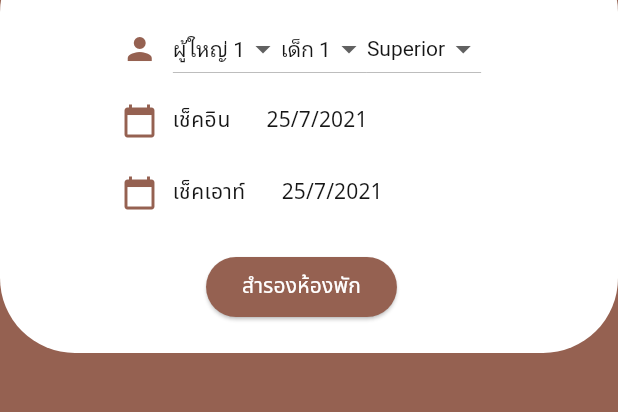
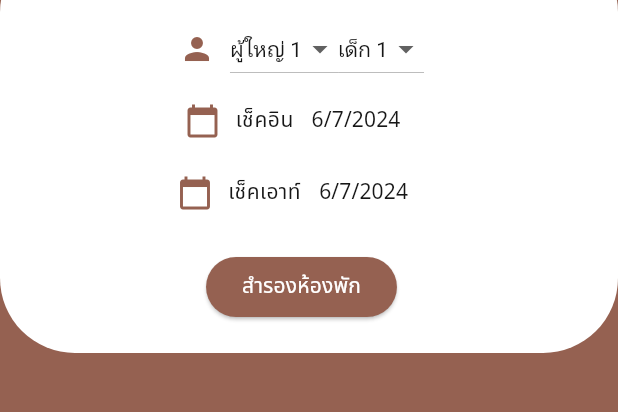
Before and after one commit to tutavstuta/Immhotel-app-main, a Flutter app: the BookingPage screen opened directly, after a tap on "สำรองห้องพัก", on a phone screen of 412 x 824 dp, the part 484-896 px from its top. Run offline on Flutter 3.47's test engine with Material 3 defaults, Android fonts, the phone set to English and light mode, and no system bars; our stand-ins replace carousel_slider, flutter_secure_storage; missing offline and left inert: dart:ffi; accounts and stored records are empty.

Commit message:
modified:   lib/constants/server.dart 	modified:   lib/screen/booking.dart 	modified:   lib/screen/login.dart 	modified:   lib/widgets/appbar.dart 	modified:   lib/widgets/datepicker.dart

```diff
--- a/lib/constants/server.dart
+++ b/lib/constants/server.dart
@@ -1,4 +1,4 @@
 class ServerConstant {
-  static String server = 'http://192.168.1.7:3000/imm_hotel';
-  static String imagehost = 'http://192.168.1.7:3000';
+  static String server = 'http://192.168.249.118:3000/imm_hotel';
+  static String imagehost = 'http://192.168.249.118:3000';
 }
--- a/lib/screen/booking.dart
+++ b/lib/screen/booking.dart
@@ -1,8 +1,5 @@
-import 'dart:ui';
-
-import 'package:flutter/cupertino.dart';
+import 'package:flutter/foundation.dart';
 import 'package:flutter/material.dart';
-import 'package:flutter/widgets.dart';
 import "package:imm_hotel_app/constants/theme.dart";
 import "package:imm_hotel_app/widgets/datepicker.dart";
 
@@ -18,17 +15,16 @@ class BookingPage extends StatefulWidget {
 class _BookingPageState extends State<BookingPage> {
   late String selectedValue1;
   late String selectedValue2;
-  late String selectedValue3;
-  late String selectedValue4;
+  late DateTime dateCheckin;
+  late DateTime dateCheckout;
 
   @override
   void initState() {
     super.initState();
-    // Initialize selectedValue here (e.g., fetch from an API or set a default)
     selectedValue1 = 'ผู้ใหญ่ 1'; // initialization
     selectedValue2 = 'เด็ก 1'; // initialization
-    selectedValue3 = 'Superior'; // initialization
-    selectedValue4 = 'ผู้ใหญ่ 1'; // initialization
+    dateCheckin = DateTime.now(); // initialization
+    dateCheckout = DateTime.now().add(const Duration(days: 1)); // initialization
   }
 
   @override
@@ -56,7 +52,8 @@ class _BookingPageState extends State<BookingPage> {
             padding: const EdgeInsets.fromLTRB(0, 50, 10, 20),
             decoration: const BoxDecoration(
               color: MaterialColors.primary,
-                    borderRadius: BorderRadius.all(Radius.circular(50))),
+              borderRadius: BorderRadius.all(Radius.circular(50)),
+            ),
             child: Column(
               children: [
                 Row(
@@ -64,17 +61,13 @@ class _BookingPageState extends State<BookingPage> {
                   children: [
                     const Icon(
                       Icons.person, // Use the heart icon
-                          color: MaterialColors
-                              .primaryBackgroundColor, // Set the color
+                      color: MaterialColors.primaryBackgroundColor, // Set the color
                       size: 24.0, // Set the size
                     ),
-                        const SizedBox(
-                          width: 10,
-                        ),
+                    const SizedBox(width: 10),
                     DropdownButton<String>(
                       value: selectedValue1,
-                          style:
-                              const TextStyle(color: MaterialColors.secondary),
+                      style: const TextStyle(color: MaterialColors.secondary),
                       dropdownColor: MaterialColors.onSurface,
                       onChanged: (newValue) {
                         setState(() {
@@ -93,8 +86,7 @@ class _BookingPageState extends State<BookingPage> {
                     ),
                     DropdownButton<String>(
                       value: selectedValue2,
-                          style:
-                              const TextStyle(color: MaterialColors.secondary),
+                      style: const TextStyle(color: MaterialColors.secondary),
                       dropdownColor: MaterialColors.onSurface,
                       onChanged: (newValue) {
                         setState(() {
@@ -111,71 +103,54 @@ class _BookingPageState extends State<BookingPage> {
                         );
                       }).toList(),
                     ),
-                        DropdownButton<String>(
-                          hint: const Text("ห้อง",
-                              style:
-                                  TextStyle(color: MaterialColors.secondary)),
-                          value: selectedValue3,
-                          style:
-                              const TextStyle(color: MaterialColors.secondary),
-                          dropdownColor: MaterialColors.onSurface,
-                          onChanged: (newValue) {
-                            setState(() {
-                              selectedValue3 = newValue!;
-                            });
-                          },
-                          items: <String>['Superior', 'Delux', 'Twin']
-                              .map((String value) {
-                            return DropdownMenuItem<String>(
-                              value: value,
-                              child: Text(value),
-                            );
-                          }).toList(),
-                        ),
                   ],
                 ),
-                    const Center(
+                Center(
                   child: SizedBox(
-                        width: 240,
+                    width: 200,
                     child: Column(
                       children: [
                         Row(
-                              mainAxisAlignment: MainAxisAlignment.start,
+                          mainAxisAlignment: MainAxisAlignment.center,
                           crossAxisAlignment: CrossAxisAlignment.center,
                           children: [
-                                Icon(Icons.calendar_today,
-                                    color:
-                                        MaterialColors.primaryBackgroundColor,
+                            const Icon(Icons.calendar_today,
+                                color: MaterialColors.primaryBackgroundColor,
                                 size: 24.0),
-                                SizedBox(
-                                  width: 10,
-                                ),
-                                Text("เช็คอิน",
+                            const SizedBox(width: 10),
+                            const Text("เช็คอิน",
                                 textAlign: TextAlign.end,
                                 style: TextStyle(
                                     color: MaterialColors.secondary)),
                             DatePicker(
-                                  restorationId: 'main',
+                              restorationId: 'checkin',
+                              onSelected: (newDate) {
+                                setState(() {
+                                  dateCheckin = newDate;
+                                });
+                              },
                             ),
                           ],
                         ),
                         Row(
-                              mainAxisAlignment: MainAxisAlignment.start,
+                          mainAxisAlignment: MainAxisAlignment.center,
                           crossAxisAlignment: CrossAxisAlignment.center,
                           children: [
-                                Icon(Icons.calendar_today,
-                                    color:
-                                        MaterialColors.primaryBackgroundColor,
+                            const Icon(Icons.calendar_today,
+                                color: MaterialColors.primaryBackgroundColor,
                                 size: 24.0),
-                                SizedBox(
-                                  width: 10,
-                                ),
-                                Text("เช็คเอาท์",
+                            const SizedBox(width: 10),
+                            const Text("เช็คเอาท์",
                                 textAlign: TextAlign.end,
                                 style: TextStyle(
                                     color: MaterialColors.secondary)),
                             DatePicker(
-                                  restorationId: 'main',
+                              restorationId: 'checkout',
+                              onSelected: (newDate) {
+                                setState(() {
+                                  dateCheckout = newDate;
+                                });
+                              },
                             ),
                           ],
                         ),
@@ -183,12 +158,17 @@ class _BookingPageState extends State<BookingPage> {
                     ),
                   ),
                 ),
-                    const SizedBox(
-                      height: 15,
-                    ),
+                const SizedBox(height: 15),
                 Center(
                   child: ElevatedButton(
                     onPressed: () {
+                      if (kDebugMode) {
+                        print(selectedValue1);
+                        print(selectedValue2);
+                        print(dateCheckin);
+                        print(dateCheckout);
+                      }
+
                       Navigator.push(
                         context,
                         MaterialPageRoute(
@@ -200,8 +180,10 @@ class _BookingPageState extends State<BookingPage> {
                   ),
                 ),
               ],
-                )),
+            ),
+          ),
         ],
-        ));
+      ),
+    );
   }
 }
--- a/lib/screen/login.dart
+++ b/lib/screen/login.dart
@@ -8,7 +8,6 @@ import 'package:flutter_secure_storage/flutter_secure_storage.dart';
 import "package:imm_hotel_app/constants/theme.dart";
 import "package:imm_hotel_app/constants/apptheme.dart";
 import "package:imm_hotel_app/constants/server.dart";
-import "package:imm_hotel_app/screen/home.dart";
 import 'package:imm_hotel_app/screen/register.dart';
 
 Future<LoginResponse> login(String email, String password) async {
@@ -155,6 +154,8 @@ class _LoginState extends State<Login> {
                           });
                           if (_futureLoginResponse != null) {
                             Navigator.pushReplacementNamed(context, '/home');
+                          }else{
+                            Navigator.pushReplacementNamed(context, '/login');
                           }
                         },
                         style: ButtonStyle(
--- a/lib/widgets/appbar.dart
+++ b/lib/widgets/appbar.dart
@@ -27,17 +27,23 @@ class _AppBarHomeState extends State<AppBarHome> {
       toolbarHeight: 80,
       actions: <Widget>[
         PopupMenuButton<String>(
-          icon: const Icon(Icons.account_circle,color: Colors.white,size:40,), // Set icon for PopupMenuButton
+          icon: const Icon(
+            Icons.account_circle,
+            color: Colors.white,
+            size: 40,
+          ), // Set icon for PopupMenuButton
           onSelected: (String result) {
             setState(() {
               _selectedOption = result; // Update selected option
             });
           },
           itemBuilder: (BuildContext context) => <PopupMenuEntry<String>>[
-
-            const PopupMenuItem<String>(
+             PopupMenuItem<String>(
               value: 'signout',
-              child: Text('ออกจากระบบ'),
+              child: TextButton(
+                onPressed: () {
+                Navigator.pushNamed(context, '/login');
+              }, child: const Text('ออกจากระบบ')),
             ),
           ],
         ),
@@ -45,5 +51,4 @@ class _AppBarHomeState extends State<AppBarHome> {
       ],
     );
   }
-
 }
--- a/lib/widgets/datepicker.dart
+++ b/lib/widgets/datepicker.dart
@@ -1,14 +1,11 @@
-import 'package:flutter/cupertino.dart';
 import 'package:flutter/material.dart';
-import 'package:flutter/painting.dart';
-import 'package:flutter/rendering.dart';
-import 'package:flutter/widgets.dart';
 import "package:imm_hotel_app/constants/theme.dart";
 
 class DatePicker extends StatefulWidget {
-  const DatePicker({super.key, this.restorationId});
+   const DatePicker({super.key, this.restorationId,required this.onSelected});
 
   final String? restorationId;
+  final ValueChanged onSelected;
 
   @override
   State<DatePicker> createState() => _DatePickerExampleState();
@@ -23,7 +20,7 @@ class _DatePickerExampleState extends State<DatePicker> with RestorationMixin {
 
 
   final RestorableDateTime _selectedDate =
-      RestorableDateTime(DateTime(2021, 7, 25));
+      RestorableDateTime(DateTime.now());
   late final RestorableRouteFuture<DateTime?> _restorableDatePickerRouteFuture =
       RestorableRouteFuture<DateTime?>(
     onComplete: _selectDate,
@@ -47,8 +44,8 @@ class _DatePickerExampleState extends State<DatePicker> with RestorationMixin {
           restorationId: 'date_picker_dialog',
           initialEntryMode: DatePickerEntryMode.calendarOnly,
           initialDate: DateTime.fromMillisecondsSinceEpoch(arguments! as int),
-          firstDate: DateTime(2021),
-          lastDate: DateTime(2022),
+          firstDate: DateTime.now(),
+          lastDate: DateTime(2026),
         );
       },
     );
@@ -67,6 +64,7 @@ class _DatePickerExampleState extends State<DatePicker> with RestorationMixin {
     if (newSelectedDate != null) {
       setState(() {
         _selectedDate.value = newSelectedDate;
+         widget.onSelected(newSelectedDate);
         ScaffoldMessenger.of(context).showSnackBar(SnackBar(
           content: Text(
               'Selected: ${_selectedDate.value.day}/${_selectedDate.value.month}/${_selectedDate.value.year}'),
@@ -79,16 +77,12 @@ class _DatePickerExampleState extends State<DatePicker> with RestorationMixin {
 
   @override
   Widget build(BuildContext context) {
-    return OutlinedButton(
+    return TextButton(
       onPressed: () {
         _restorableDatePickerRouteFuture.present();
       },
-      child:  Row(
-        children: [
-          Text('${_selectedDate.value.day}/${_selectedDate.value.month}/${_selectedDate.value.year}',
-              style: const TextStyle(color: MaterialColors.secondary)),
-        ],
-      ),
+      child:  Text('${_selectedDate.value.day}/${_selectedDate.value.month}/${_selectedDate.value.year}',
+          style: const TextStyle(color: MaterialColors.secondary),textAlign:TextAlign.end),
     );
   }
 }
```
Lines whose indentation alone changed are shown as unchanged.
